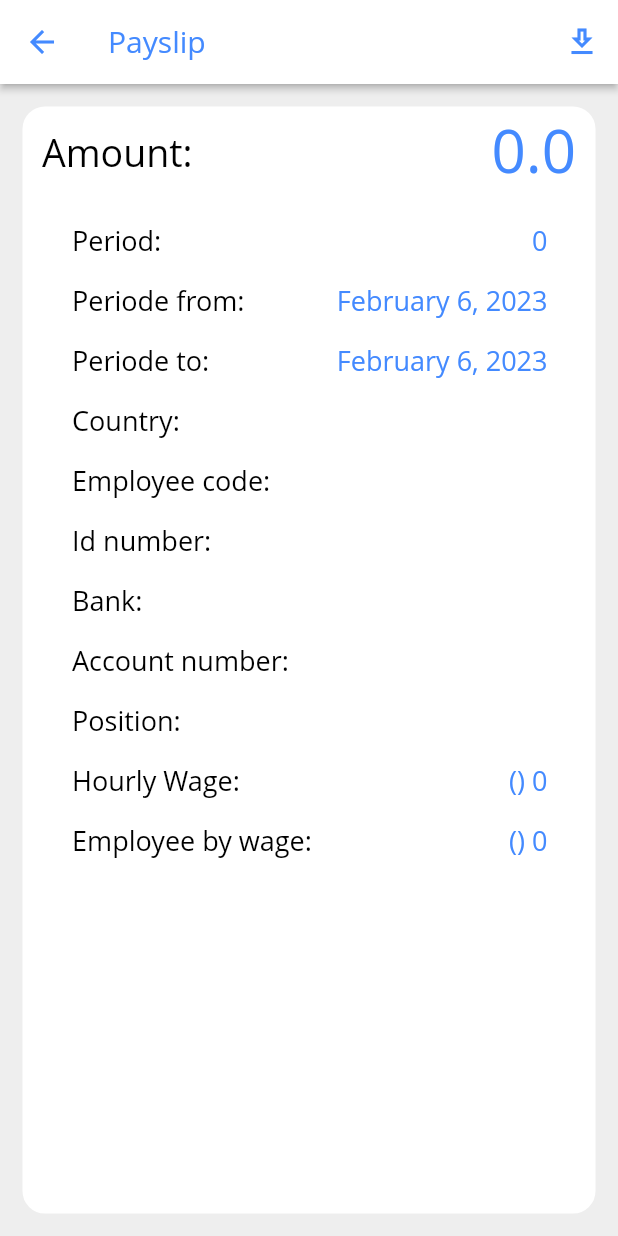
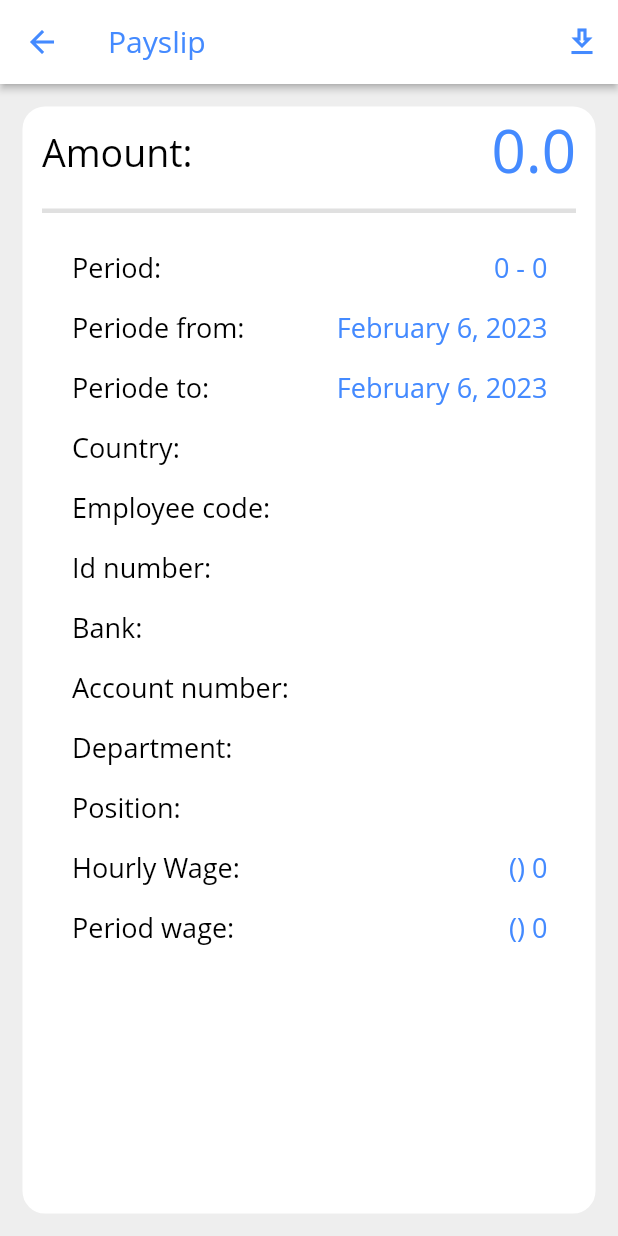
Before and after one commit to EnvernyIT/rainbow_mobile_app, a Flutter app: the PayslipViewPage screen opened directly with empty values, on a phone screen of 412 x 824 dp. Run offline on Flutter 3.47's test engine with Material 2 defaults, Android fonts, the phone set to English and light mode, and no system bars; our stand-ins replace file_picker, get_storage, image_picker, open_file, shared_preferences, splashscreen; missing offline and left inert: syncfusion_flutter_pdf, syncfusion_flutter_pdfviewer; accounts and stored records are empty; generated files the repository leaves out were written again; Roboto replaces fonts that are missing (Open Sans).

Commit message:
language & payslip info added

```diff
--- a/lib/Pages/Payslips/PayslipPage/PayslipViewPage.dart
+++ b/lib/Pages/Payslips/PayslipPage/PayslipViewPage.dart
@@ -121,6 +121,7 @@ class _PayslipViewPageState extends State<PayslipViewPage> {
       body: Container(
         margin: const EdgeInsets.all(15),
         padding: const EdgeInsets.all(10),
+        width: double.infinity,
         decoration: BoxDecoration(
           border: Border.all(color: Colors.white, width: 3.0),
           borderRadius: BorderRadius.circular(15),
@@ -154,6 +155,11 @@ class _PayslipViewPageState extends State<PayslipViewPage> {
                 ),
               ],
             ),
+            Container(
+              margin: const EdgeInsets.only(top: 15),
+              color: Colors.grey[300],
+              height: 3,
+            ),
             const SizedBox(
               height: 20,
             ),
@@ -162,7 +168,7 @@ class _PayslipViewPageState extends State<PayslipViewPage> {
               child: Column(children: [
                 RTextField(
                   title: AppLocalizations.of(context)!.period,
-                  data_1: widget.payslip.hsPeriode.toString(),
+                  data_1: widget.payslip.hsJaar.toString() + " - " + widget.payslip.hsPeriode.toString(),
                   fontSize: 18,
                   color_1: RainbowColor.primary_2,
                 ),
@@ -205,6 +211,12 @@ class _PayslipViewPageState extends State<PayslipViewPage> {
                 RTextField(
                   title: AppLocalizations.of(context)!.accountNumb,
                   data_1: widget.payslip.hsRekening1,
+                  fontSize: 18,
+                  color_1: RainbowColor.primary_2,
+                ),
+                RTextField(
+                  title: AppLocalizations.of(context)!.department,
+                  data_1: widget.payslip.afOmschrijving,
                   fontSize: 18,
                   color_1: RainbowColor.primary_2,
                 ),
--- a/lib/l10n/app_en.arb
+++ b/lib/l10n/app_en.arb
@@ -126,7 +126,7 @@
     "accountNumb" : "Account number",
     "position" : "Position",
     "hourlyWage" : "Hourly Wage",
-    "empByWage" : "Employee by wage",
+    "empByWage" : "Period wage",
     "startDate" : "Start Date",
     "endDate" : "End Date",
     "custom": "Custom",
--- a/lib/l10n/app_nl.arb
+++ b/lib/l10n/app_nl.arb
@@ -126,7 +126,7 @@
     "accountNumb" : "Rekening nummer",
     "position" : "Functie",
     "hourlyWage" : "Uurloon",
-    "empByWage" : "Mederwerker per loon",
+    "empByWage" : "Periodeloon",
     "startDate" : "Start Datum",
     "endDate" : "Eind Datum",
     "custom": "Custom",
```
